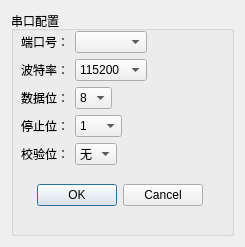
The window that motor_lishi_v3_2/serial.ui (leeyoung7017/lishi) describes before a commit, drawn with Qt 5.
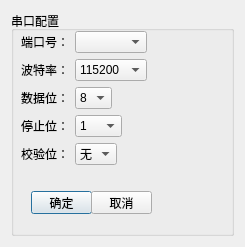
The same window after the commit.

Diff of the .ui file:
```diff
--- a/motor_lishi_v3_2/serial.ui
+++ b/motor_lishi_v3_2/serial.ui
@@ -184,26 +184,30 @@
          </item>
         </layout>
        </widget>
-       <widget class="QDialogButtonBox" name="buttonBox">
+       <widget class="QPushButton" name="ok">
         <property name="geometry">
          <rect>
-          <x>0</x>
-          <y>170</y>
-          <width>192</width>
-          <height>28</height>
+          <x>20</x>
+          <y>180</y>
+          <width>61</width>
+          <height>23</height>
          </rect>
         </property>
-        <property name="sizePolicy">
-         <sizepolicy hsizetype="Expanding" vsizetype="Expanding">
-          <horstretch>0</horstretch>
-          <verstretch>0</verstretch>
-         </sizepolicy>
+        <property name="text">
+         <string>确定</string>
         </property>
-        <property name="orientation">
-         <enum>Qt::Horizontal</enum>
+       </widget>
+       <widget class="QPushButton" name="cancel">
+        <property name="geometry">
+         <rect>
+          <x>80</x>
+          <y>180</y>
+          <width>61</width>
+          <height>23</height>
+         </rect>
         </property>
-        <property name="standardButtons">
-         <set>QDialogButtonBox::Cancel|QDialogButtonBox::Ok</set>
+        <property name="text">
+         <string>取消</string>
         </property>
        </widget>
       </widget>
```
Left out of the diff: 35 changed lines with no effect on the pictures.
